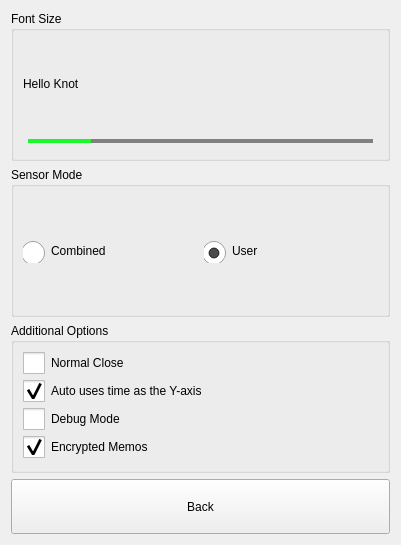
The window that dlgpreferences.ui (ic005k/Knot-Legacy) describes before a commit, drawn with Qt 5.
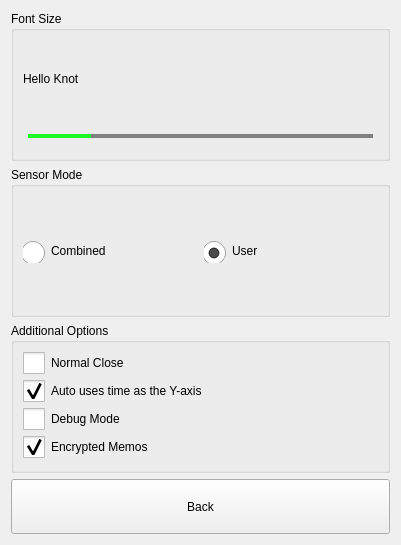
The same window after the commit. Icons and pictures are not drawn.

Patch:
```diff
--- a/dlgpreferences.ui
+++ b/dlgpreferences.ui
@@ -29,6 +29,12 @@
       </item>
       <item row="1" column="0">
        <widget class="QSlider" name="sliderFontSize">
+        <property name="minimumSize">
+         <size>
+          <width>0</width>
+          <height>25</height>
+         </size>
+        </property>
         <property name="styleSheet">
          <string notr="true">QSlider::groove:horizontal 
 { 
```
Left out of the diff: 18 changed lines with no effect on the pictures.
